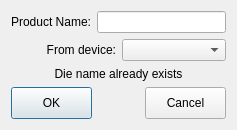
Old version of the form src/ATE/org/actions/new/product/NewProductWizard.ui in the repository goanpeca/ATE.org.
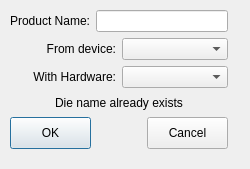
New version of the form.

Patch:
```diff
--- a/src/ATE/org/actions/new/product/NewProductWizard.ui
+++ b/src/ATE/org/actions/new/product/NewProductWizard.ui
@@ -6,15 +6,22 @@
    <rect>
     <x>0</x>
     <y>0</y>
-    <width>237</width>
-    <height>129</height>
+    <width>250</width>
+    <height>169</height>
    </rect>
   </property>
   <property name="windowTitle">
    <string>Dialog</string>
   </property>
-  <layout class="QVBoxLayout" name="verticalLayout_2">
-   <item>
+  <widget class="QWidget" name="">
+   <property name="geometry">
+    <rect>
+     <x>10</x>
+     <y>10</y>
+     <width>218</width>
+     <height>139</height>
+    </rect>
+   </property>
     <layout class="QVBoxLayout" name="verticalLayout">
      <item>
       <layout class="QHBoxLayout" name="horizontalLayout">
@@ -50,6 +57,23 @@
        </item>
       </layout>
      </item>
+    <item>
+     <layout class="QHBoxLayout" name="horizontalLayout_4">
+      <item>
+       <widget class="QLabel" name="label_3">
+        <property name="text">
+         <string>With Hardware:</string>
+        </property>
+        <property name="alignment">
+         <set>Qt::AlignRight|Qt::AlignTrailing|Qt::AlignVCenter</set>
+        </property>
+       </widget>
+      </item>
+      <item>
+       <widget class="QComboBox" name="WithHardware"/>
+      </item>
+     </layout>
+    </item>
      <item>
       <widget class="QLabel" name="Feedback">
        <property name="text">
@@ -116,8 +140,7 @@
       </layout>
      </item>
     </layout>
-   </item>
-  </layout>
+  </widget>
  </widget>
  <resources/>
  <connections/>
```
Lines whose indentation alone changed are shown as unchanged.
